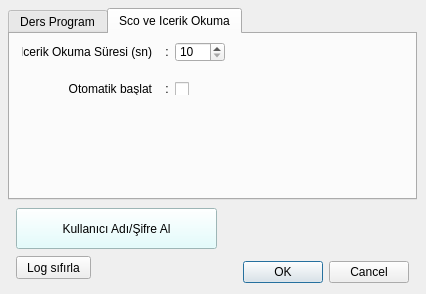
Qt form src/main/resources/base/Ayarlar.ui (pi511/yesevi-oys) before a commit.
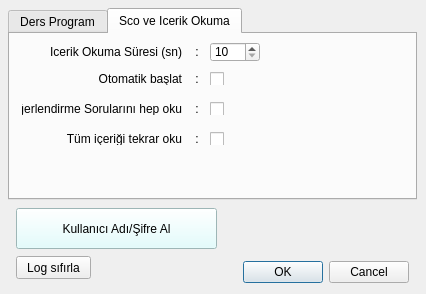
The same form after that commit.

What changed in the file:
```diff
--- a/src/main/resources/base/Ayarlar.ui
+++ b/src/main/resources/base/Ayarlar.ui
@@ -385,7 +385,7 @@
       <rect>
        <x>12</x>
        <y>8</y>
-       <width>150</width>
+       <width>180</width>
        <height>20</height>
       </rect>
      </property>
@@ -402,7 +402,7 @@
      </property>
      <property name="geometry">
       <rect>
-       <x>165</x>
+       <x>200</x>
        <y>8</y>
        <width>50</width>
        <height>20</height>
@@ -422,8 +422,8 @@
      <property name="geometry">
       <rect>
        <x>12</x>
-       <y>48</y>
-       <width>150</width>
+       <y>38</y>
+       <width>180</width>
        <height>13</height>
       </rect>
      </property>
@@ -437,8 +437,66 @@
     <widget class="QCheckBox" name="cbxIcerikOto">
      <property name="geometry">
       <rect>
-       <x>165</x>
-       <y>48</y>
+       <x>200</x>
+       <y>38</y>
+       <width>82</width>
+       <height>13</height>
+      </rect>
+     </property>
+     <property name="text">
+      <string/>
+     </property>
+    </widget>
+    <widget class="QLabel" name="label_12">
+     <property name="geometry">
+      <rect>
+       <x>12</x>
+       <y>68</y>
+       <width>180</width>
+       <height>13</height>
+      </rect>
+     </property>
+     <property name="text">
+      <string>Değerlendirme Sorularını hep oku    : </string>
+     </property>
+     <property name="alignment">
+      <set>Qt::AlignRight|Qt::AlignTrailing|Qt::AlignVCenter</set>
+     </property>
+    </widget>
+    <widget class="QCheckBox" name="cbxIcerikDS">
+     <property name="geometry">
+      <rect>
+       <x>200</x>
+       <y>68</y>
+       <width>82</width>
+       <height>13</height>
+      </rect>
+     </property>
+     <property name="text">
+      <string/>
+     </property>
+    </widget>
+    <widget class="QLabel" name="label_13">
+     <property name="geometry">
+      <rect>
+       <x>12</x>
+       <y>98</y>
+       <width>180</width>
+       <height>13</height>
+      </rect>
+     </property>
+     <property name="text">
+      <string>Tüm içeriği tekrar oku    : </string>
+     </property>
+     <property name="alignment">
+      <set>Qt::AlignRight|Qt::AlignTrailing|Qt::AlignVCenter</set>
+     </property>
+    </widget>
+    <widget class="QCheckBox" name="cbxIcerikTum">
+     <property name="geometry">
+      <rect>
+       <x>200</x>
+       <y>98</y>
        <width>82</width>
        <height>13</height>
       </rect>
```
